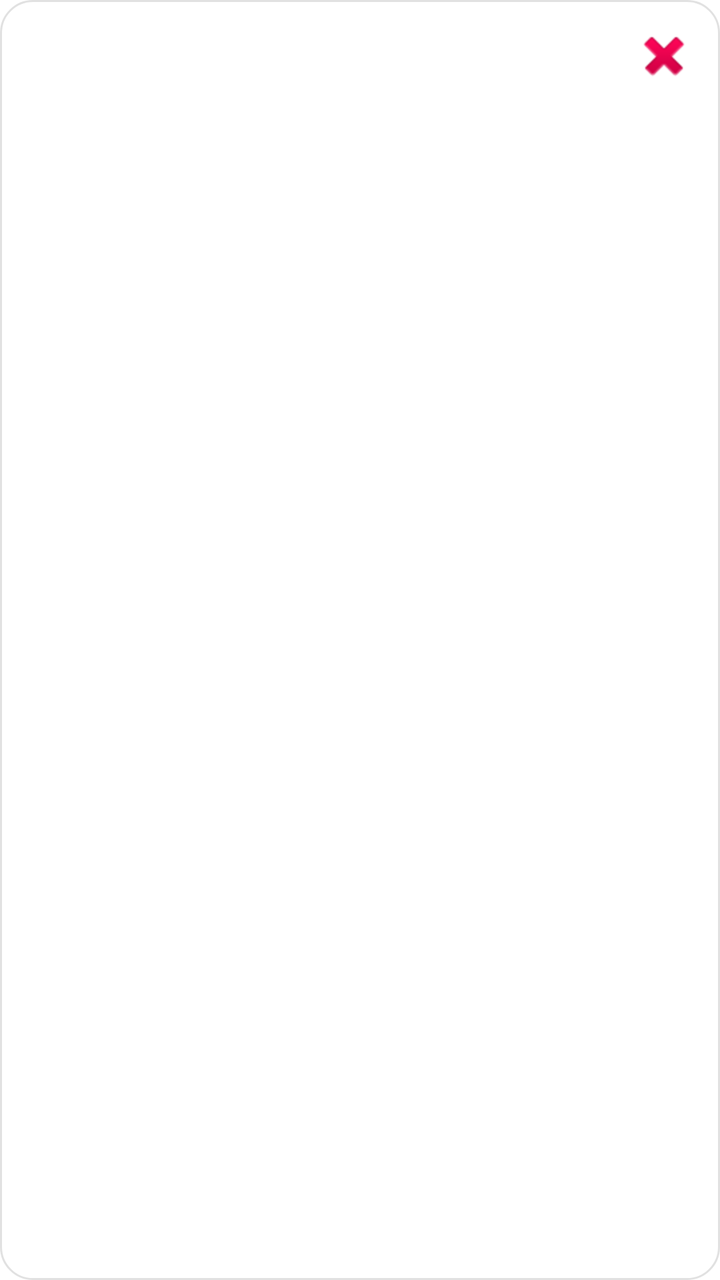
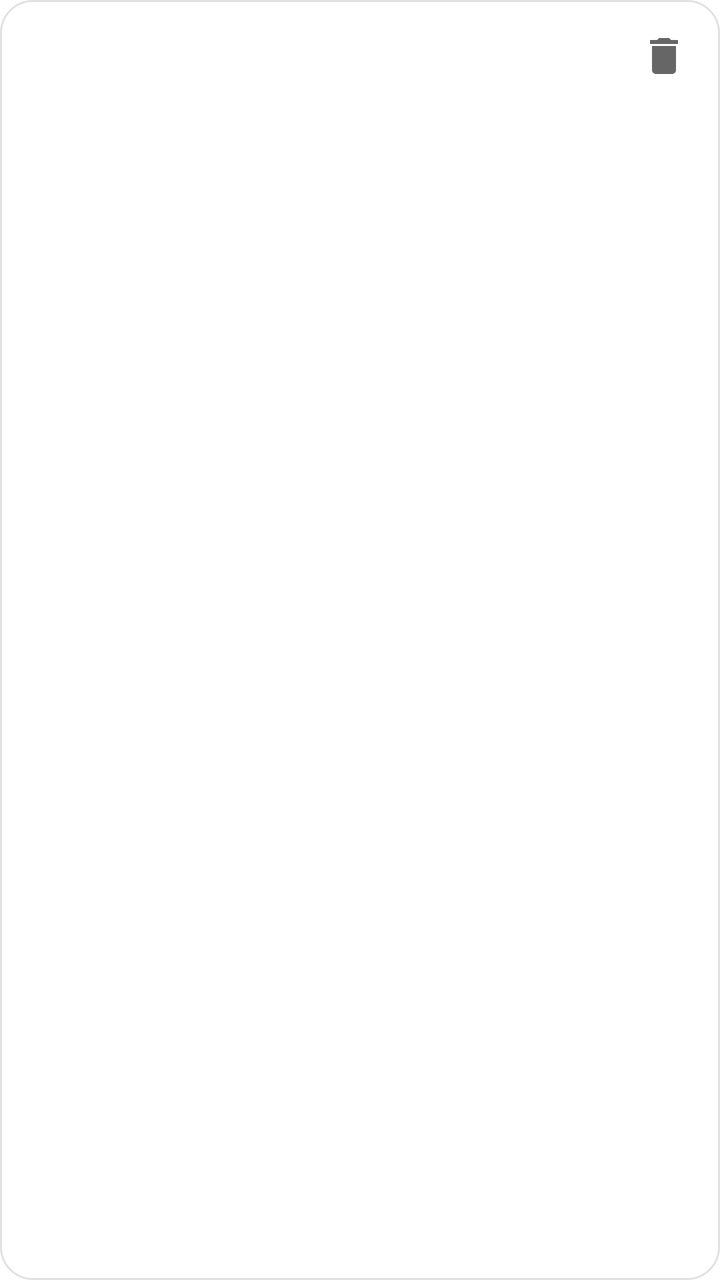

Two renders of the same Android screen: before a commit and after it. Below are the layout's source before the change and the commit's diff.
<!-- AndroidManifest.xml: application theme Theme.Accounting -->
<!-- res/layout/item_template.xml -->
<?xml version="1.0" encoding="utf-8"?>
<FrameLayout xmlns:android="http://schemas.android.com/apk/res/android"
    android:layout_width="match_parent"
    android:layout_height="wrap_content"
    android:layout_marginBottom="8dp"
    android:background="@drawable/bg_section_card"
    android:clickable="true"
    android:focusable="true"
    android:foreground="?attr/selectableItemBackground">

    <LinearLayout
        android:layout_width="match_parent"
        android:layout_height="wrap_content"
        android:gravity="center_vertical"
        android:orientation="horizontal"
        android:paddingStart="16dp"
        android:paddingTop="8dp"
        android:paddingEnd="8dp"
        android:paddingBottom="8dp">

        <ImageView
            android:id="@+id/image_template_mode"
            android:layout_width="24dp"
            android:layout_height="24dp"
            android:layout_marginEnd="16dp"
            android:importantForAccessibility="no"
            android:tint="?attr/colorControlNormal" />

        <LinearLayout
            android:layout_width="0dp"
            android:layout_height="wrap_content"
            android:layout_weight="1"
            android:orientation="vertical">

            <TextView
                android:id="@+id/text_template_name"
                android:layout_width="match_parent"
                android:layout_height="wrap_content"
                android:textColor="?attr/colorOnSurface"
                android:textSize="16sp"
                android:textStyle="bold" />

            <TextView
                android:id="@+id/text_template_mode"
                android:layout_width="match_parent"
                android:layout_height="wrap_content"
                android:alpha="0.7"
                android:textSize="13sp" />

        </LinearLayout>

        <ImageButton
            android:id="@+id/btn_delete_template"
            android:layout_width="40dp"
            android:layout_height="40dp"
            android:background="?attr/selectableItemBackgroundBorderless"
            android:contentDescription="@string/cd_delete_template"
            android:src="@android:drawable/ic_delete" />

    </LinearLayout>

</FrameLayout>
<!-- resources referenced by this layout -->
<resources>
  <!-- drawable bg_section_card (drawable) -->
  <?xml version="1.0" encoding="utf-8"?>
  <shape xmlns:android="http://schemas.android.com/apk/res/android"
      android:shape="rectangle">
      <solid android:color="@color/section_card_bg" />
      <corners android:radius="16dp" />
      <stroke
          android:width="1dp"
          android:color="@color/report_divider" />
  </shape>
  <string name="cd_delete_template">Delete template</string>
  <style name="Theme.Accounting" parent="Theme.MaterialComponents.DayNight.NoActionBar">
          <item name="colorPrimary">@color/gold_500</item>
          <item name="colorPrimaryVariant">@color/gold_700</item>
          <item name="colorOnPrimary">@color/white</item>
          <item name="colorSecondary">@color/brown_500</item>
          <item name="colorSecondaryVariant">@color/brown_700</item>
          <item name="colorOnSecondary">@color/white</item>
          <item name="android:statusBarColor" tools:targetApi="21">?attr/colorPrimaryVariant</item>
      </style>
  <color name="section_card_bg">@color/white</color>
  <color name="report_divider">#40888888</color>
  <color name="gold_500">#B8860B</color>
  <color name="gold_700">#7A5C00</color>
  <color name="white">#FFFFFFFF</color>
  <color name="brown_500">#5D4037</color>
  <color name="brown_700">#4E342E</color>
</resources>

<!-- the commit's change to res/layout/item_template.xml (unified diff, before → after) -->
@@ -55,7 +55,10 @@
             android:layout_height="40dp"
             android:background="?attr/selectableItemBackgroundBorderless"
             android:contentDescription="@string/cd_delete_template"
-            android:src="@android:drawable/ic_delete" />
+            android:alpha="0.6"
+            android:padding="8dp"
+            android:src="@drawable/ic_delete"
+            android:tint="?attr/colorControlNormal" />
 
     </LinearLayout>
 
<!-- resource entries referenced after the edit -->
@@ -10,6 +10,17 @@
           android:width="1dp"
           android:color="@color/report_divider" />
   </shape>
+  <!-- drawable ic_delete (drawable) -->
+  <?xml version="1.0" encoding="utf-8"?>
+  <vector xmlns:android="http://schemas.android.com/apk/res/android"
+      android:width="24dp"
+      android:height="24dp"
+      android:viewportWidth="24"
+      android:viewportHeight="24">
+      <path
+          android:fillColor="#FF000000"
+          android:pathData="M6,19c0,1.1 0.9,2 2,2h8c1.1,0 2,-0.9 2,-2V7H6v12zM19,4h-3.5l-1,-1h-5l-1,1H5v2h14V4z" />
+  </vector>
   <string name="cd_delete_template">Delete template</string>
   <style name="Theme.Accounting" parent="Theme.MaterialComponents.DayNight.NoActionBar">
           <item name="colorPrimary">@color/gold_500</item>
